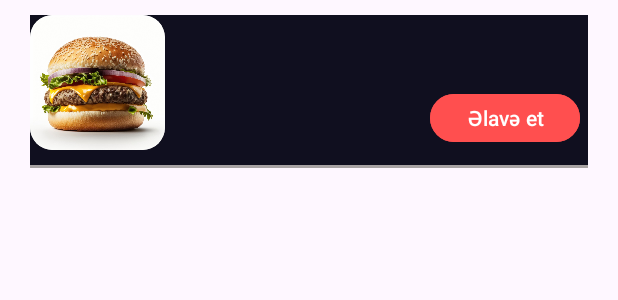
After one commit to SananIsmayilov/FoodApp, an Android app: the layout fooddetailraw.xml on its own in the app's theme, with its tools: preview values and no code run, on a phone screen of 412 x 824 dp. The commit adds this screen. Shown: the top 300 px of the screen. Run offline under Robolectric (Android 15) with nearby library versions, the phone set to English and light mode, and no system bars; network calls fail.

Commit message:
Detail Food added

```diff
--- /dev/null
+++ b/app/src/main/res/drawable/backbtn.xml
@@ -0,0 +1,5 @@
+<vector android:autoMirrored="true" android:height="24dp"
+    android:tint="#EFEFEF" android:viewportHeight="24"
+    android:viewportWidth="24" android:width="24dp" xmlns:android="http://schemas.android.com/apk/res/android">
+    <path android:fillColor="@android:color/white" android:pathData="M20,11H7.83l5.59,-5.59L12,4l-8,8 8,8 1.41,-1.41L7.83,13H20v-2z"/>
+</vector>
--- /dev/null
+++ b/app/src/main/res/drawable/searchviewback.xml
@@ -0,0 +1,4 @@
+<?xml version="1.0" encoding="utf-8"?>
+<shape xmlns:android="http://schemas.android.com/apk/res/android" android:shape="rectangle">
+    <corners android:radius="30dp"/>
+</shape>
--- /dev/null
+++ b/app/src/main/res/layout/fooddetailraw.xml
@@ -0,0 +1,106 @@
+<?xml version="1.0" encoding="utf-8"?>
+
+<layout xmlns:android="http://schemas.android.com/apk/res/android"
+    xmlns:app="http://schemas.android.com/apk/res-auto">
+
+    <data>
+
+        <variable
+            name="FoodModel"
+            type="com.sananismayilov.finalproject.data.FoodModel" />
+
+    </data>
+
+
+    <LinearLayout
+        android:layout_width="match_parent"
+        android:layout_height="wrap_content"
+        android:layout_marginLeft="20dp"
+        android:layout_marginTop="10dp"
+        android:layout_marginRight="20dp"
+        android:background="@color/maincolor"
+        android:orientation="vertical">
+
+        <LinearLayout
+            android:layout_width="match_parent"
+            android:layout_height="wrap_content"
+            android:orientation="horizontal">
+
+
+            <androidx.cardview.widget.CardView
+                android:layout_width="90dp"
+                android:layout_height="90dp"
+                app:cardCornerRadius="15dp">
+
+                <ImageView
+                    android:id="@+id/foodimagedetail"
+                    android:layout_width="match_parent"
+                    android:layout_height="match_parent"
+                    android:scaleType="centerCrop"
+                    android:src="@drawable/burger" />
+            </androidx.cardview.widget.CardView>
+
+            <LinearLayout
+                android:layout_width="match_parent"
+                android:layout_height="match_parent"
+                android:layout_marginLeft="8dp"
+                android:orientation="vertical">
+
+                <TextView
+                    android:id="@+id/foodnamedetail"
+                    android:layout_width="wrap_content"
+                    android:layout_height="wrap_content"
+                    android:text="@{FoodModel.food_name}"
+                    android:textColor="@color/white"
+                    android:textSize="23sp" />
+
+                <TextView
+                    android:id="@+id/fooddescriptiondetail"
+                    android:layout_width="wrap_content"
+                    android:layout_height="wrap_content"
+                    android:layout_gravity="center_vertical"
+                    android:text="@{FoodModel.food_description}"
+                    android:textColor="#BAB5B5"
+                    android:textSize="15sp" />
+
+                <androidx.constraintlayout.widget.ConstraintLayout
+                    android:layout_width="match_parent"
+                    android:layout_height="match_parent"
+                    android:layout_marginBottom="2dp">
+
+                    <TextView
+                        android:id="@+id/foodsaledetail"
+                        android:layout_width="wrap_content"
+                        android:layout_height="wrap_content"
+                        android:text="@{FoodModel.food_sale}"
+                        android:textColor="@color/white"
+                        android:textSize="25sp"
+                        app:layout_constraintBottom_toBottomOf="parent"
+                        app:layout_constraintLeft_toLeftOf="parent" />
+
+                    <Button
+                        android:id="@+id/btnaddfooddetail"
+                        android:layout_width="100dp"
+                        android:layout_height="40dp"
+                        android:layout_marginRight="5dp"
+                        android:backgroundTint="@color/fabbackcolor"
+                        android:text="Əlavə et"
+                        app:layout_constraintBottom_toBottomOf="parent"
+                        app:layout_constraintRight_toRightOf="parent" />
+
+
+                </androidx.constraintlayout.widget.ConstraintLayout>
+
+
+            </LinearLayout>
+        </LinearLayout>
+
+        <View
+            android:layout_width="match_parent"
+            android:layout_height="2dp"
+            android:layout_marginTop="10dp"
+            android:background="#A8A3A3" />
+
+
+    </LinearLayout>
+</layout>
```
Also changed, not shown: app/src/main/java/com/sananismayilov/finalproject/adapter/DetailFoodAdapter.kt (added, +32 -0 lines), app/src/main/java/com/sananismayilov/finalproject/ui/fragments/DetailFoodFragment.kt (added, +62 -0 lines), app/src/main/java/com/sananismayilov/finalproject/ui/fragments/HomeFragment.kt (+7 -0 lines), app/src/main/java/com/sananismayilov/finalproject/ui/viewmodel/DetailFoodViewModel.kt (added, +25 -0 lines), app/src/main/res/layout/alldrinkraw.xml (deleted, +0 -7 lines), app/src/main/res/layout/fragment_detail_food.xml (added, +50 -0 lines), app/src/main/res/navigation/foodnavigation.xml (+16 -1 lines).
